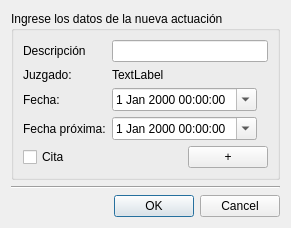
Above: AbogadosDesktop/src/gui/ui/nuevaActuacion.ui from ehmsoft/Desktop before the change. Below: the same form after it.
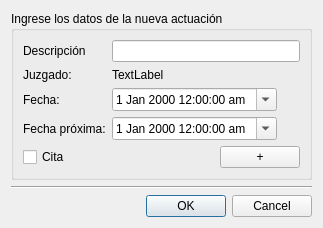
That is the form after the change.

Commit message: Se cambia el formato de la fecha en NuevaActuacion

```diff
--- a/AbogadosDesktop/src/gui/ui/nuevaActuacion.ui
+++ b/AbogadosDesktop/src/gui/ui/nuevaActuacion.ui
@@ -6,7 +6,7 @@
    <rect>
     <x>0</x>
     <y>0</y>
-    <width>291</width>
+    <width>323</width>
     <height>209</height>
    </rect>
   </property>
@@ -79,6 +79,9 @@
         </item>
         <item row="2" column="1">
          <widget class="QDateTimeEdit" name="dteFecha">
+          <property name="displayFormat">
+           <string>d MMM yyyy hh:mm:ss a</string>
+          </property>
           <property name="calendarPopup">
            <bool>true</bool>
           </property>
@@ -96,6 +99,9 @@
         </item>
         <item row="3" column="1">
          <widget class="QDateTimeEdit" name="dteFechaProxima">
+          <property name="displayFormat">
+           <string>d MMM yyyy hh:mm:ss a</string>
+          </property>
           <property name="calendarPopup">
            <bool>true</bool>
           </property>
```
The commit also changes 1 other file.
